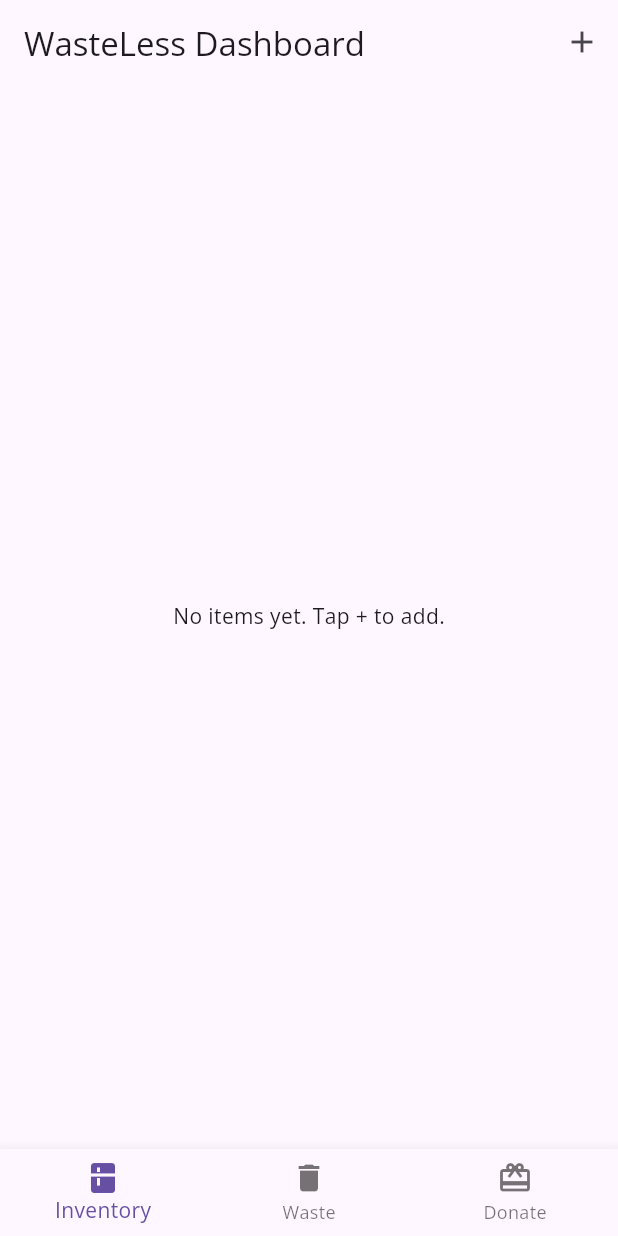
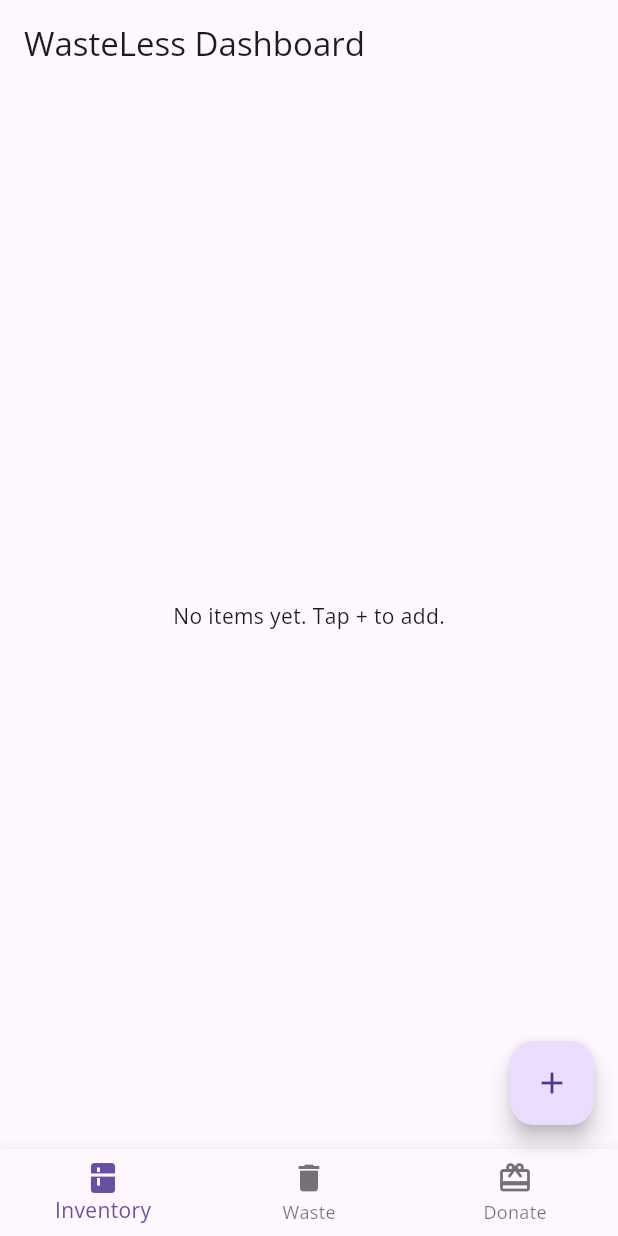
Before and after one commit to RespectAi/Final-Project-, a Flutter app: the screen it shows once a user with an empty profile is signed in, on a phone screen of 412 x 824 dp. Run offline on Flutter 3.47's test engine with Material 3 defaults, Android fonts, the phone set to English and light mode, and no system bars; our stand-ins replace google_fonts, supabase_flutter; accounts and stored records are empty.

Commit message:
Refactor floating action button behavior and clean up commented code

```diff
--- a/wasteless/lib/main.dart
+++ b/wasteless/lib/main.dart
@@ -73,13 +73,28 @@ class _HomePageState extends State<HomePage> {
       appBar: AppBar(
         title: Text('WasteLess Dashboard'),
         actions: [
-          IconButton(
-            icon: Icon(Icons.add),
-            onPressed: () => Navigator.pushNamed(context, AddItemPage.route),
-          ),
+          // IconButton(
+          //   icon: Icon(Icons.add),
+          //   onPressed: () => Navigator.pushNamed(context, AddItemPage.route),
+          // ),
         ],
       ),
+
       body: _pages[_currentIndex],
+
+      // FAB only on Inventory tab:
+      floatingActionButton: _currentIndex == 0
+          ? FloatingActionButton(
+              child: Icon(Icons.add),
+              onPressed: () {
+                Navigator.pushNamed(context, AddItemPage.route).then((_) {
+                  // after adding, refresh inventory:
+                  setState(() {});
+                });
+              },
+            )
+          : null,
+
       bottomNavigationBar: BottomNavigationBar(
         currentIndex: _currentIndex,
         onTap: (idx) => setState(() => _currentIndex = idx),
```
